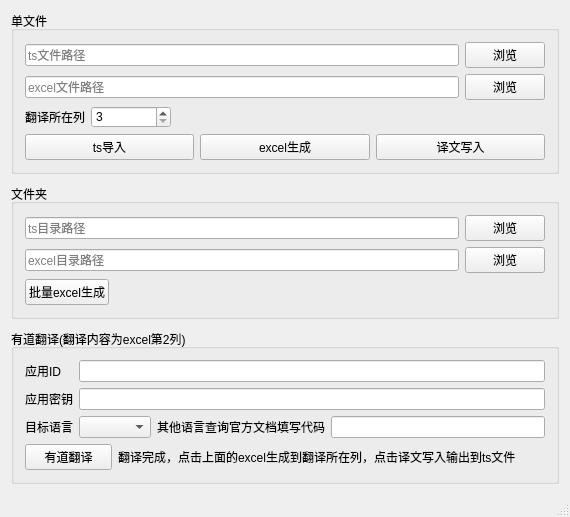
Old version of the form MainApps/TSFileEditor/MainWindow.ui in the repository Longxr/TSFileEditor.
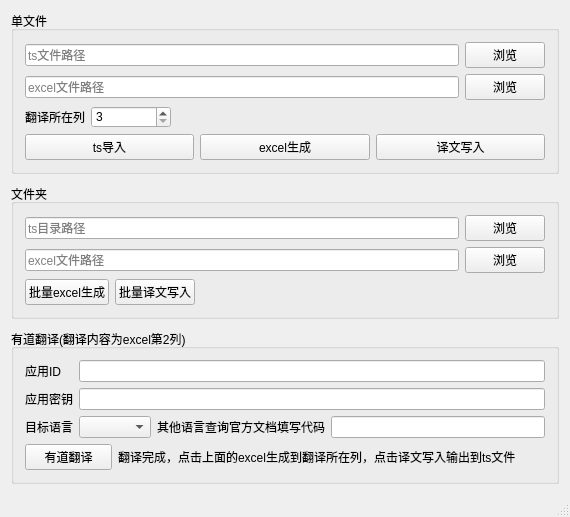
New version of the form.

Commit message: 添加路径配置读取&&保存，批量译文写入

```diff
--- a/MainApps/TSFileEditor/MainWindow.ui
+++ b/MainApps/TSFileEditor/MainWindow.ui
@@ -7,7 +7,7 @@
     <x>0</x>
     <y>0</y>
     <width>570</width>
-    <height>466</height>
+    <height>481</height>
    </rect>
   </property>
   <property name="windowTitle">
@@ -177,7 +177,7 @@
             <string/>
            </property>
            <property name="placeholderText">
-            <string>excel目录路径</string>
+            <string>excel文件路径</string>
            </property>
           </widget>
          </item>
@@ -199,6 +199,13 @@
            </property>
           </widget>
          </item>
+         <item>
+          <widget class="QPushButton" name="tsUpdateBtn_2">
+           <property name="text">
+            <string>批量译文写入</string>
+           </property>
+          </widget>
+         </item>
          <item>
           <spacer name="horizontalSpacer_2">
            <property name="orientation">
```
The commit also changes 3 other files.
